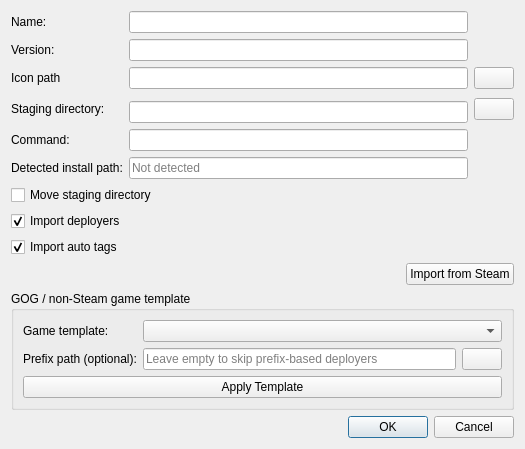
The window that src/ui/addappdialog.ui (C-Nucifora/limo) describes before a commit, drawn with Qt 5.
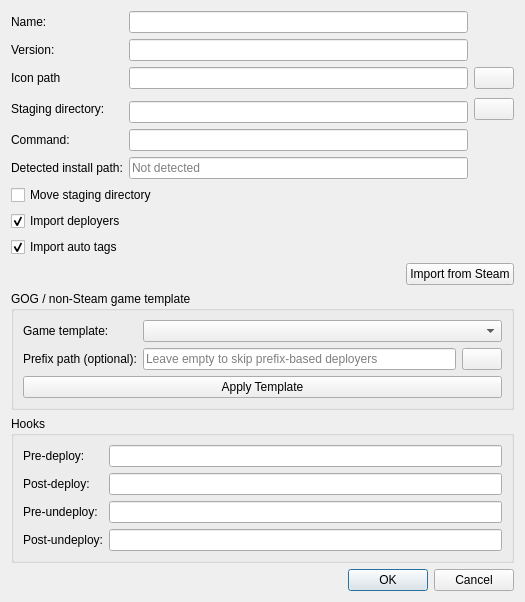
The same window after the commit. Icons and pictures are not drawn. Custom widgets are drawn as their Qt base class.

Commit message: Add per-app pre/post-(un)deploy hooks (#46)

What changed in the file:
```diff
--- a/src/ui/addappdialog.ui
+++ b/src/ui/addappdialog.ui
@@ -282,6 +282,74 @@
     </spacer>
    </item>
    <item row="7" column="0">
+    <widget class="QGroupBox" name="hooks_box">
+     <property name="toolTip">
+      <string>Shell commands run automatically around deployment. Each field is a full command line, run as typed.</string>
+     </property>
+     <property name="title">
+      <string>Hooks</string>
+     </property>
+     <layout class="QGridLayout" name="hooks_layout">
+      <item row="0" column="0">
+       <widget class="QLabel" name="pre_deploy_label">
+        <property name="text">
+         <string>Pre-deploy:</string>
+        </property>
+       </widget>
+      </item>
+      <item row="0" column="1">
+       <widget class="QLineEdit" name="pre_deploy_field">
+        <property name="toolTip">
+         <string>Command run before deployment</string>
+        </property>
+       </widget>
+      </item>
+      <item row="1" column="0">
+       <widget class="QLabel" name="post_deploy_label">
+        <property name="text">
+         <string>Post-deploy:</string>
+        </property>
+       </widget>
+      </item>
+      <item row="1" column="1">
+       <widget class="QLineEdit" name="post_deploy_field">
+        <property name="toolTip">
+         <string>Command run after deployment</string>
+        </property>
+       </widget>
+      </item>
+      <item row="2" column="0">
+       <widget class="QLabel" name="pre_undeploy_label">
+        <property name="text">
+         <string>Pre-undeploy:</string>
+        </property>
+       </widget>
+      </item>
+      <item row="2" column="1">
+       <widget class="QLineEdit" name="pre_undeploy_field">
+        <property name="toolTip">
+         <string>Command run before undeployment</string>
+        </property>
+       </widget>
+      </item>
+      <item row="3" column="0">
+       <widget class="QLabel" name="post_undeploy_label">
+        <property name="text">
+         <string>Post-undeploy:</string>
+        </property>
+       </widget>
+      </item>
+      <item row="3" column="1">
+       <widget class="QLineEdit" name="post_undeploy_field">
+        <property name="toolTip">
+         <string>Command run after undeployment</string>
+        </property>
+       </widget>
+      </item>
+     </layout>
+    </widget>
+   </item>
+   <item row="8" column="0">
     <widget class="QDialogButtonBox" name="buttonBox">
      <property name="orientation">
       <enum>Qt::Horizontal</enum>
```
The commit also changes 4 other files.
